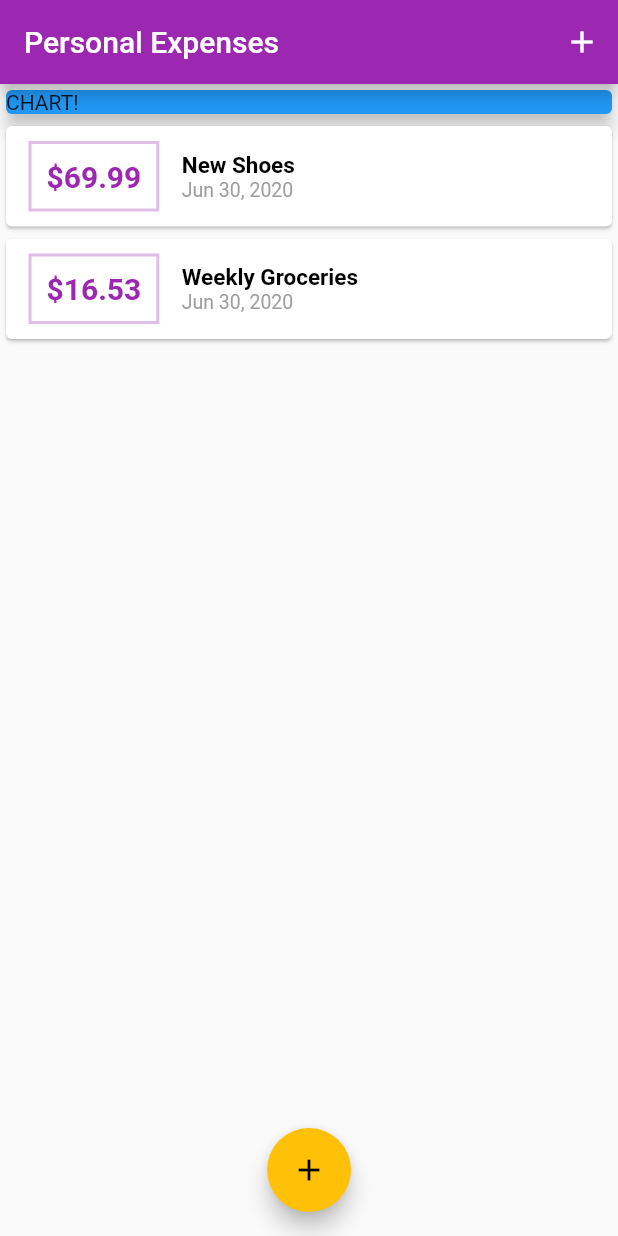
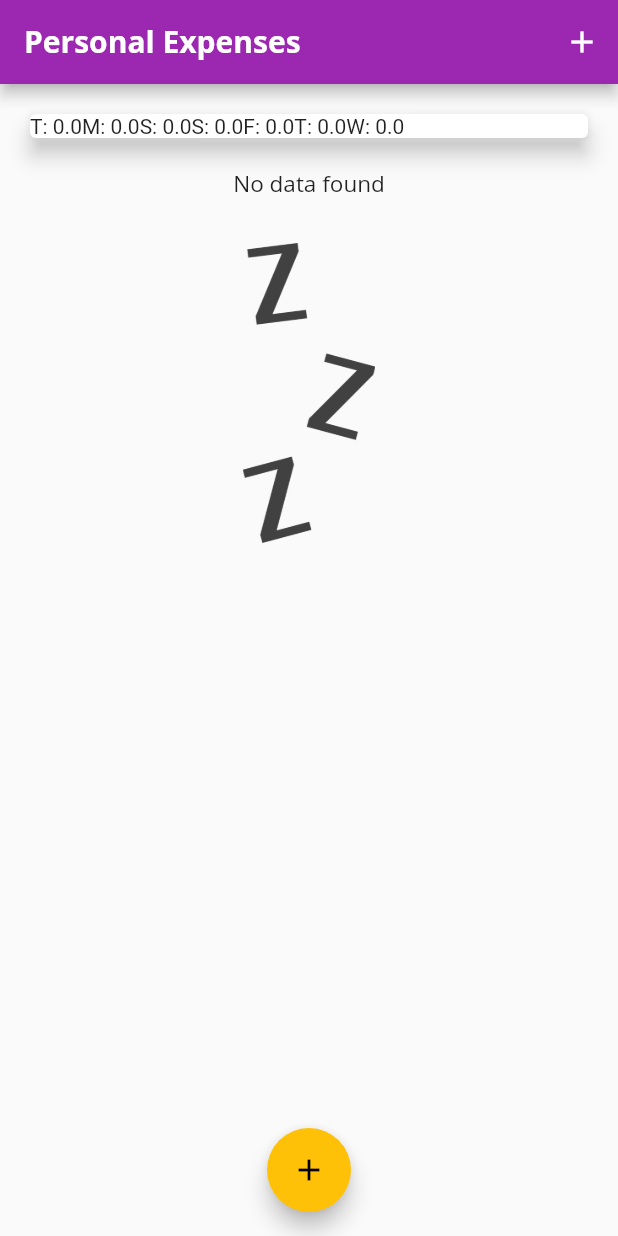
Before and after one commit to ndtam273/expense_app, a Flutter app: the screen it shows after launch, on a phone screen of 412 x 824 dp. Run offline on Flutter 3.47's test engine with Material 2 defaults, Android fonts, the phone set to English and light mode, and no system bars.

```diff
--- a/lib/main.dart
+++ b/lib/main.dart
@@ -3,6 +3,7 @@ import 'package:flutter/material.dart';
 import './widgets/new_transaction.dart';
 import './widgets/transaction_list.dart';
 import './models/transaction.dart';
+import './widgets/chart.dart';
 
 void main() => runApp(MyApp());
 
@@ -12,9 +13,21 @@ class MyApp extends StatelessWidget {
     return MaterialApp(
       title: 'Personal Expenses',
       theme: ThemeData(
-        primarySwatch: Colors.purple,
-        accentColor: Colors.amber,
-      ) ,
+          primarySwatch: Colors.purple,
+          accentColor: Colors.amber,
+          fontFamily: 'Quicksand',
+          textTheme: ThemeData.light().textTheme.copyWith(
+                headline6: TextStyle(
+                    fontFamily: 'OpenSans',
+                    fontWeight: FontWeight.w500,
+                    fontSize: 15),
+              ),
+          appBarTheme: AppBarTheme(
+              textTheme: ThemeData.light().textTheme.copyWith(
+                  headline6: TextStyle(
+                      fontFamily: 'OpenSans',
+                      fontWeight: FontWeight.bold,
+                      fontSize: 20)))),
       home: MyHomePage(),
     );
   }
@@ -29,19 +42,29 @@ class MyHomePage extends StatefulWidget {
 
 class _MyHomePageState extends State<MyHomePage> {
   final List<Transaction> _userTransactions = [
-    Transaction(
-      id: 't1',
-      title: 'New Shoes',
-      amount: 69.99,
-      date: DateTime.now(),
-    ),
-    Transaction(
-      id: 't2',
-      title: 'Weekly Groceries',
-      amount: 16.53,
-      date: DateTime.now(),
-    ),
+    // Transaction(
+    //   id: 't1',
+    //   title: 'New Shoes',
+    //   amount: 69.99,
+    //   date: DateTime.now(),
+    // ),
+    // Transaction(
+    //   id: 't2',
+    //   title: 'Weekly Groceries',
+    //   amount: 16.53,
+    //   date: DateTime.now(),
+    // ),
   ];
+
+  List<Transaction> get _recentTransactions {
+    return _userTransactions.where((tx) {
+      return tx.date.isAfter(
+        DateTime.now().subtract(
+          Duration(days: 7),
+        ),
+      );
+    }).toList();
+  }
 
   void _addNewTransaction(String txTitle, double txAmount) {
     final newTx = Transaction(
@@ -73,7 +96,9 @@ class _MyHomePageState extends State<MyHomePage> {
   Widget build(BuildContext context) {
     return Scaffold(
       appBar: AppBar(
-        title: Text('Personal Expenses'),
+        title: Text(
+          'Personal Expenses',
+        ),
         actions: <Widget>[
           IconButton(
             icon: Icon(Icons.add),
@@ -86,14 +111,7 @@ class _MyHomePageState extends State<MyHomePage> {
           // mainAxisAlignment: MainAxisAlignment.start,
           crossAxisAlignment: CrossAxisAlignment.stretch,
           children: <Widget>[
-            Container(
-              width: double.infinity,
-              child: Card(
-                color: Colors.blue,
-                child: Text('CHART!'),
-                elevation: 5,
-              ),
-            ),
+            Chart(_recentTransactions),
             TransactionList(_userTransactions),
           ],
         ),
--- /dev/null
+++ b/lib/widgets/chart.dart
@@ -0,0 +1,40 @@
+import 'package:flutter/material.dart';
+import '../models/transaction.dart';
+import 'package:intl/intl.dart';
+
+class Chart extends StatelessWidget {
+  final List<Transaction> recentTransactions;
+
+  Chart(this.recentTransactions);
+
+  List<Map<String, Object>> get groupedTransactionValues {
+    return List.generate(7, (index) {
+      final weekday = DateTime.now().subtract(
+        Duration(days: index),
+      );
+      double totalSum = 0;
+
+      for (var i = 0; i < recentTransactions.length; i++) {
+        if (recentTransactions[i].date.day == weekday.day &&
+            recentTransactions[i].date.month == weekday.month &&
+            recentTransactions[i].date.year == weekday.year) {
+          totalSum += recentTransactions[i].amount;
+        }
+      }
+      return {'day': DateFormat.E().format(weekday).substring(0, 1), 'amount': totalSum};
+    });
+  }
+
+  @override
+  Widget build(BuildContext context) {
+    print(groupedTransactionValues);
+    return Card(
+        elevation: 6,
+        margin: EdgeInsets.all(20),
+        child: Row(
+          children: groupedTransactionValues.map((data) {
+             return Text('${data['day']}: ${data['amount']}');
+          }).toList()),
+        );
+  }
+}
--- a/lib/widgets/transaction_list.dart
+++ b/lib/widgets/transaction_list.dart
@@ -10,7 +10,25 @@ class TransactionList extends StatelessWidget {
   Widget build(BuildContext context) {
     return Container(
       height: 300,
-      child: ListView.builder(
+      child: transactions.isEmpty
+          ? Column(
+              children: <Widget>[
+                Text(
+                  'No data found',
+                  style: Theme.of(context).textTheme.headline6,
+                ),
+                SizedBox(
+                  height: 30,
+                ),
+                Container(
+                    height: 200,
+                    child: Image.asset(
+                      'assets/images/waiting.png',
+                      fit: BoxFit.cover,
+                    ))
+              ],
+            )
+          : ListView.builder(
               itemBuilder: (ctx, index) {
                 return Card(
                     child: Row(
@@ -40,10 +58,7 @@ class TransactionList extends StatelessWidget {
                       children: <Widget>[
                         Text(
                           transactions[index].title,
-                            style: (TextStyle(
-                                fontSize: 15,
-                                color: Colors.black,
-                                fontWeight: FontWeight.bold)),
+                          style: Theme.of(context).textTheme.headline6,
                         ),
                         Text(
                           DateFormat.yMMMd().format(transactions[index].date),
--- a/pubspec.yaml
+++ b/pubspec.yaml
@@ -46,8 +46,8 @@ flutter:
   uses-material-design: true
 
   # To add assets to your application, add an assets section, like this:
-  # assets:
-  #   - images/a_dot_burr.jpeg
+  assets:
+    - assets/images/waiting.png
   #   - images/a_dot_ham.jpeg
 
   # An image asset can refer to one or more resolution-specific "variants", see
@@ -61,7 +61,7 @@ flutter:
   # "family" key with the font family name, and a "fonts" key with a
   # list giving the asset and other descriptors for the font. For
   # example:
-  # fonts:
+  fonts:
     - family: OpenSans
       fonts:
         - asset: assets/fonts/OpenSans-Bold.ttf
```
Also changed, not shown: lib/widgets/chart_bar.dart (added, +48 -0 lines), assets/images/waiting.png (added), 1 other file. Lines whose indentation alone changed are shown as unchanged.
